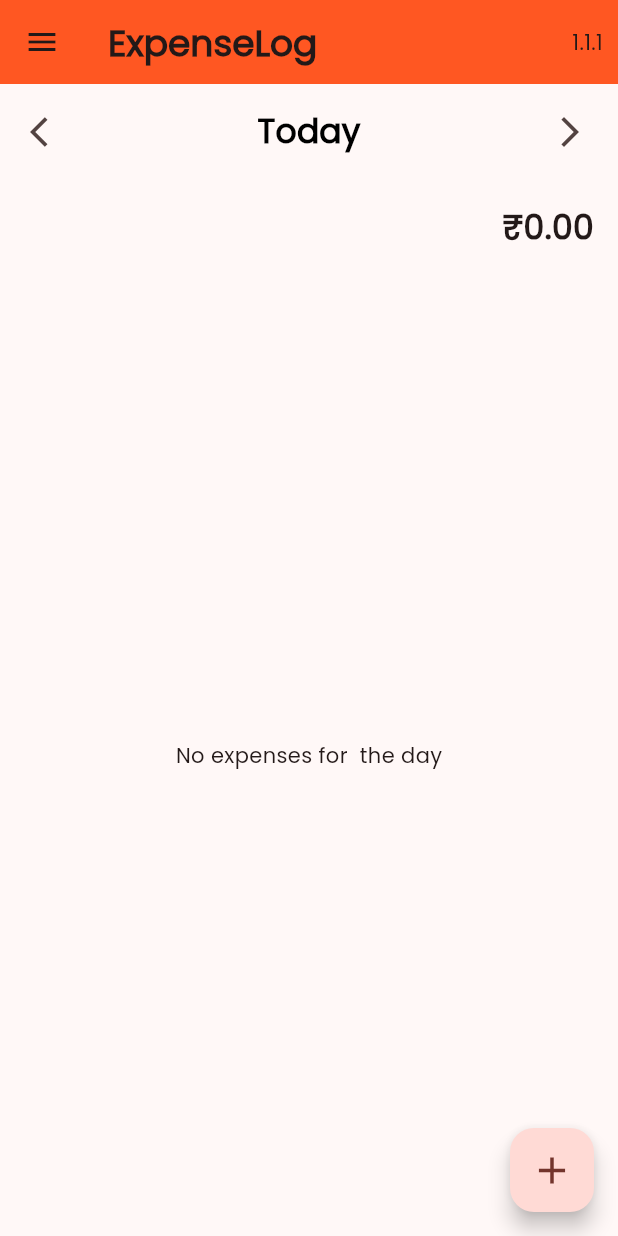
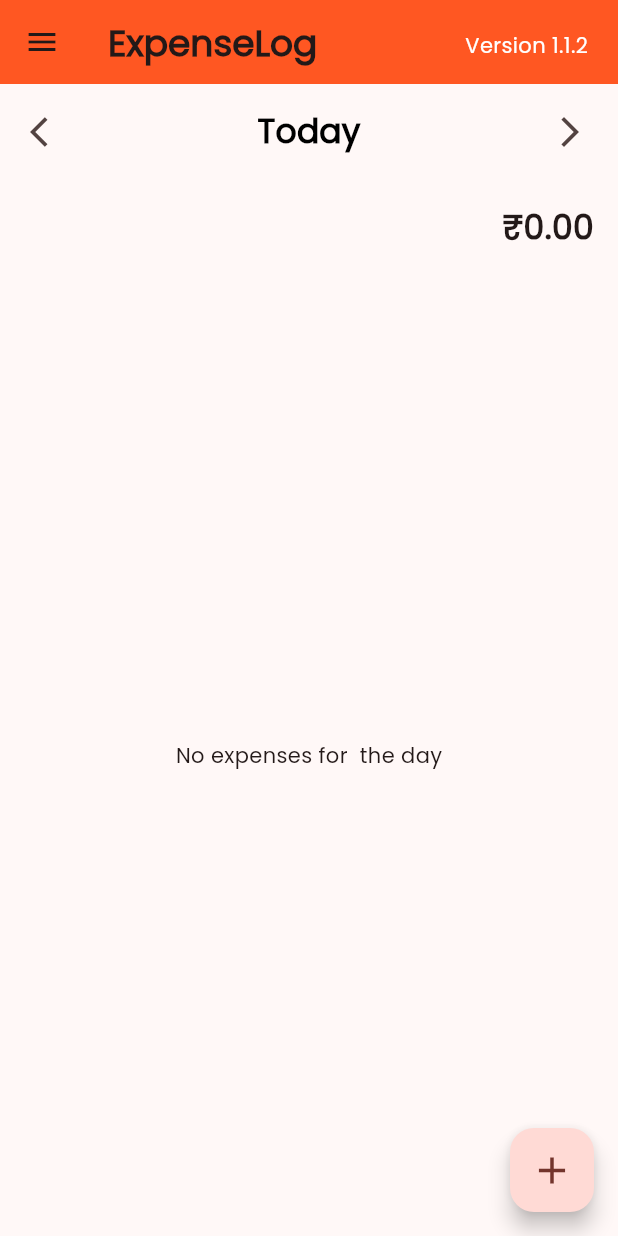
Before and after one commit to Sakthikarthick3107/expense-log, a Flutter app: the screen it shows after launch, on a phone screen of 412 x 824 dp. Run offline on Flutter 3.47's test engine with Material 3 defaults, Android fonts, the light colour scheme and no system bars; our stand-ins replace file_picker, fluttertoast, hive, hive_flutter, package_info_plus and 1 more; missing offline and left inert: dart:ffi; accounts and stored records are empty; network calls fail.

```diff
--- a/lib/screens/home_screen.dart
+++ b/lib/screens/home_screen.dart
@@ -56,9 +56,14 @@
           ),
           actions: [
             Container(
-              padding: EdgeInsets.all(10),
+              // padding: EdgeInsets.all(10),
+              margin: EdgeInsets.all(20),
               child: Text(
-                '$version'
+                'Version $version',
+                style: TextStyle(
+                  color: Colors.white,
+                  fontSize: 14
+                ),
               ),
             )
           ],
--- a/pubspec.yaml
+++ b/pubspec.yaml
@@ -16,7 +16,7 @@
 # https://developer.apple.com/library/archive/documentation/General/Reference/InfoPlistKeyReference/Articles/CoreFoundationKeys.html
 # In Windows, build-name is used as the major, minor, and patch parts
 # of the product and file versions while build-number is used as the build suffix.
-version: 1.1.1+1
+version: 1.1.2+1
 
 environment:
   sdk: '>=3.4.4 <4.0.0'
```
